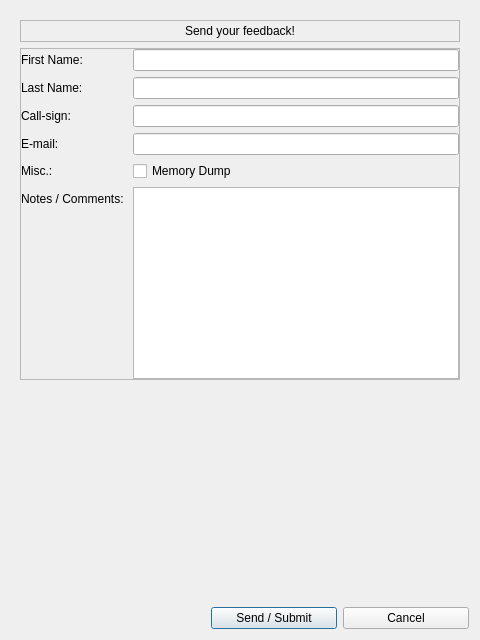
Qt form src/ui/sendreportdialog.ui (GekkoFyre/small-world-deluxe) before a commit.
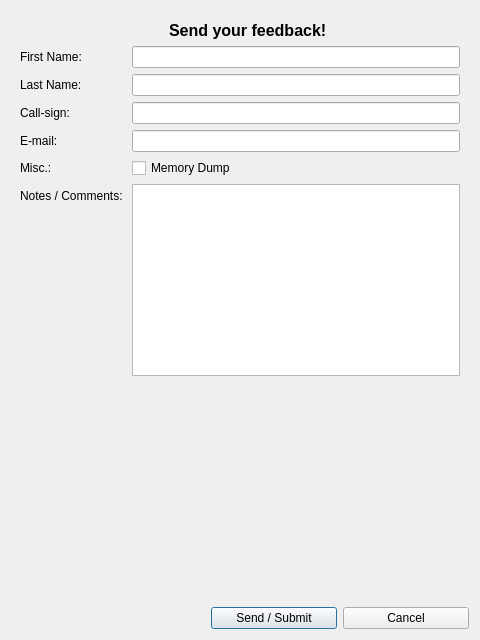
The same form after that commit.

The edit to the form file:
```diff
--- a/src/ui/sendreportdialog.ui
+++ b/src/ui/sendreportdialog.ui
@@ -76,17 +76,17 @@
            <x>0</x>
            <y>0</y>
            <width>462</width>
-           <height>594</height>
+           <height>592</height>
           </rect>
          </property>
          <layout class="QVBoxLayout" name="verticalLayout_3">
           <item>
            <widget class="QFrame" name="frame_main_heading">
             <property name="frameShape">
-             <enum>QFrame::StyledPanel</enum>
+             <enum>QFrame::NoFrame</enum>
             </property>
             <property name="frameShadow">
-             <enum>QFrame::Raised</enum>
+             <enum>QFrame::Plain</enum>
             </property>
             <layout class="QHBoxLayout" name="horizontalLayout">
              <property name="leftMargin">
@@ -116,6 +116,12 @@
              </item>
              <item>
               <widget class="QLabel" name="label_main_heading">
+               <property name="font">
+                <font>
+                 <pointsize>12</pointsize>
+                 <bold>true</bold>
+                </font>
+               </property>
                <property name="text">
                 <string>Send your feedback!</string>
                </property>
@@ -140,10 +146,10 @@
           <item>
            <widget class="QFrame" name="frame_form_layout">
             <property name="frameShape">
-             <enum>QFrame::StyledPanel</enum>
+             <enum>QFrame::NoFrame</enum>
             </property>
             <property name="frameShadow">
-             <enum>QFrame::Raised</enum>
+             <enum>QFrame::Plain</enum>
             </property>
             <layout class="QFormLayout" name="formLayout">
              <property name="leftMargin">
```
